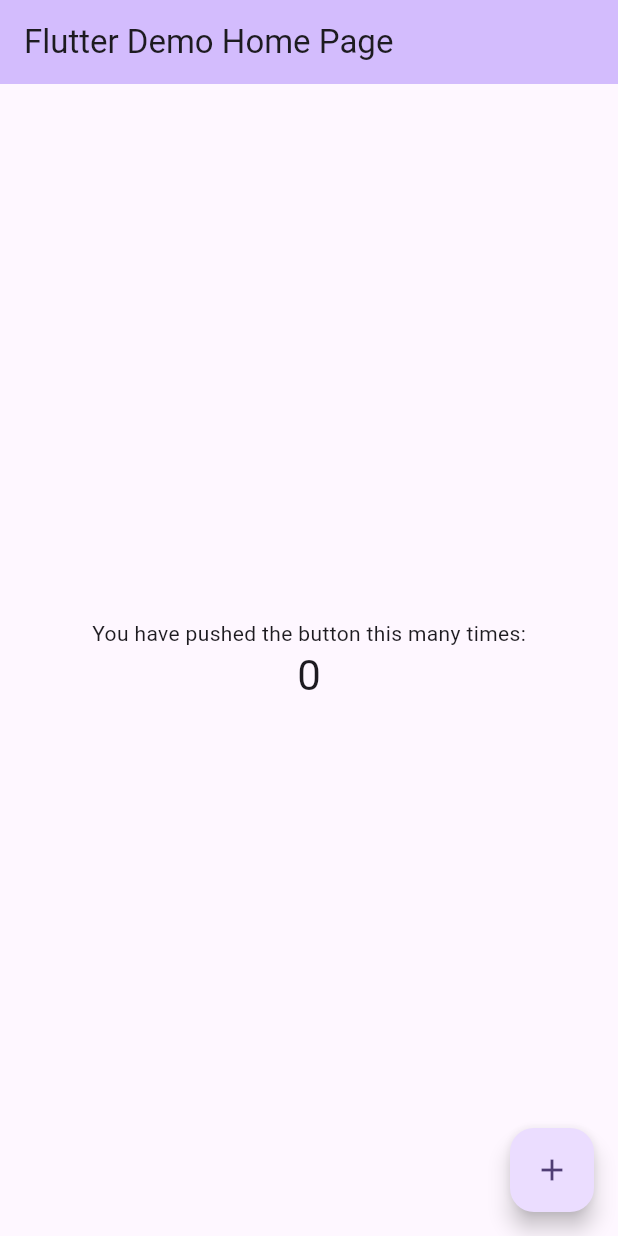
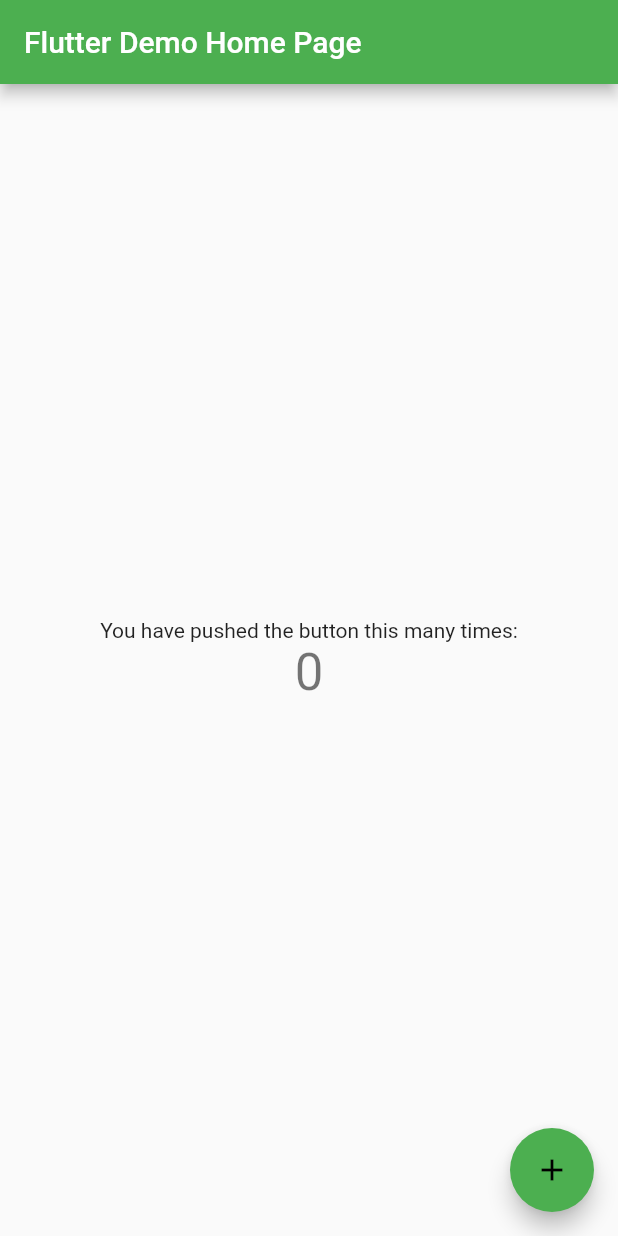
Before and after one commit to TechnicJelle/SimpleAudioConverter, a Flutter app: the screen it shows after launch, on a phone screen of 412 x 824 dp. Run offline on Flutter 3.47's test engine with Material 3 defaults, Android fonts, the phone set to English and light mode, and no system bars.

Commit message:
Project Template 2

```diff
--- a/lib/main.dart
+++ b/lib/main.dart
@@ -1,4 +1,6 @@
 import "package:flutter/material.dart";
+
+import "tech_app.dart";
 
 void main() {
   runApp(const MyApp());
@@ -9,11 +11,11 @@ class MyApp extends StatelessWidget {
 
   @override
   Widget build(BuildContext context) {
-    return MaterialApp(
+    return TechApp(
       title: "Flutter Demo",
-      theme: ThemeData(
-        colorScheme: ColorScheme.fromSeed(seedColor: Colors.deepPurple),
-      ),
+      primary: Colors.green,
+      secondary: Colors.greenAccent,
+      themeMode: ThemeMode.system,
       home: const MyHomePage(title: "Flutter Demo Home Page"),
     );
   }
@@ -40,10 +42,7 @@ class _MyHomePageState extends State<MyHomePage> {
   @override
   Widget build(BuildContext context) {
     return Scaffold(
-      appBar: AppBar(
-        backgroundColor: Theme.of(context).colorScheme.inversePrimary,
-        title: Text(widget.title),
-      ),
+      appBar: AppBar(title: Text(widget.title)),
       body: Center(
         child: Column(
           mainAxisAlignment: MainAxisAlignment.center,
--- /dev/null
+++ b/lib/tech_app.dart
@@ -0,0 +1,57 @@
+import "package:flutter/material.dart";
+
+class TechApp extends MaterialApp {
+  final Color primary;
+  final Color secondary;
+  final String? fontFamily;
+  final double? fontSizeFactor;
+
+  TechApp({
+    required super.title,
+    required this.primary,
+    required this.secondary,
+    required super.themeMode,
+    required super.home,
+    super.debugShowCheckedModeBanner = false,
+    this.fontFamily,
+    this.fontSizeFactor,
+    super.routes,
+    super.key,
+  }) : super(
+         theme: ThemeData(
+           useMaterial3: false,
+           colorScheme: ColorScheme.light(primary: primary, secondary: secondary),
+         ),
+         darkTheme: ThemeData(
+           useMaterial3: false,
+           colorScheme: ColorScheme.dark(primary: primary, secondary: secondary),
+         ),
+         builder: (BuildContext context, Widget? child) {
+           return Theme(
+             data: Theme.of(context).copyWith(
+               appBarTheme: AppBarTheme(backgroundColor: primary),
+               textTheme: Theme.of(context).textTheme.apply(
+                 fontSizeFactor: fontSizeFactor ?? 1.0,
+                 fontFamily: fontFamily,
+               ),
+               scrollbarTheme: Theme.of(context).scrollbarTheme.copyWith(
+                 radius: const Radius.circular(2),
+                 thumbVisibility: const WidgetStatePropertyAll(true),
+                 trackVisibility: const WidgetStatePropertyAll(true),
+               ),
+               floatingActionButtonTheme: FloatingActionButtonThemeData(
+                 backgroundColor: primary,
+               ),
+               menuTheme: MenuThemeData(
+                 style: MenuStyle(
+                   backgroundColor: WidgetStateProperty.all(
+                     Theme.of(context).scaffoldBackgroundColor,
+                   ),
+                 ),
+               ),
+             ),
+             child: child!,
+           );
+         },
+       );
+}
```
Also changed, not shown: 1 other file.
